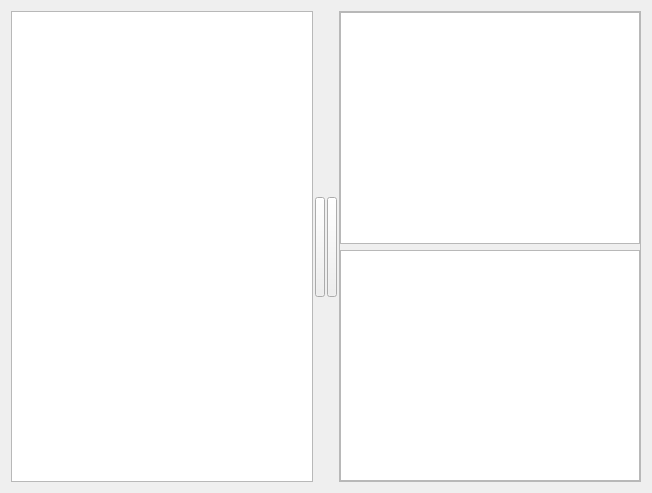
Qt form testform.ui (AOtrans/HKVersionAPI) before a commit.
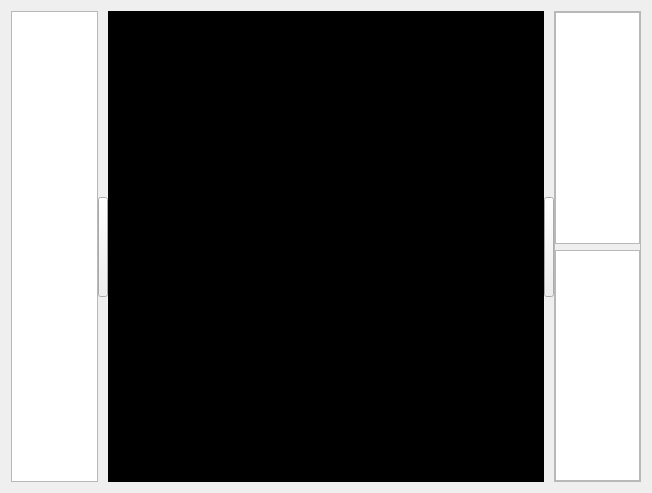
The same form after that commit.

Patch:
```diff
--- a/testform.ui
+++ b/testform.ui
@@ -13,11 +13,11 @@
   <property name="windowTitle">
    <string>Form</string>
   </property>
-  <layout class="QVBoxLayout" name="verticalLayout_4">
+  <layout class="QVBoxLayout" name="verticalLayout_5">
    <item>
     <layout class="QHBoxLayout" name="horizontalLayout" stretch="1,0,5,0,1">
      <property name="spacing">
-      <number>2</number>
+      <number>0</number>
      </property>
      <item>
       <widget class="QTreeView" name="leftTreeView">
@@ -79,7 +79,37 @@
       </layout>
      </item>
      <item>
-      <layout class="QGridLayout" name="gridLayout"/>
+      <widget class="QFrame" name="gridFrame">
+       <property name="styleSheet">
+        <string notr="true">background:rgb(0, 0, 0);</string>
+       </property>
+       <property name="frameShape">
+        <enum>QFrame::StyledPanel</enum>
+       </property>
+       <property name="frameShadow">
+        <enum>QFrame::Raised</enum>
+       </property>
+       <layout class="QVBoxLayout" name="verticalLayout_4">
+        <property name="spacing">
+         <number>0</number>
+        </property>
+        <property name="leftMargin">
+         <number>0</number>
+        </property>
+        <property name="topMargin">
+         <number>0</number>
+        </property>
+        <property name="rightMargin">
+         <number>0</number>
+        </property>
+        <property name="bottomMargin">
+         <number>0</number>
+        </property>
+        <item>
+         <layout class="QGridLayout" name="gridLayout"/>
+        </item>
+       </layout>
+      </widget>
      </item>
      <item>
       <layout class="QVBoxLayout" name="verticalLayout_3">
```
